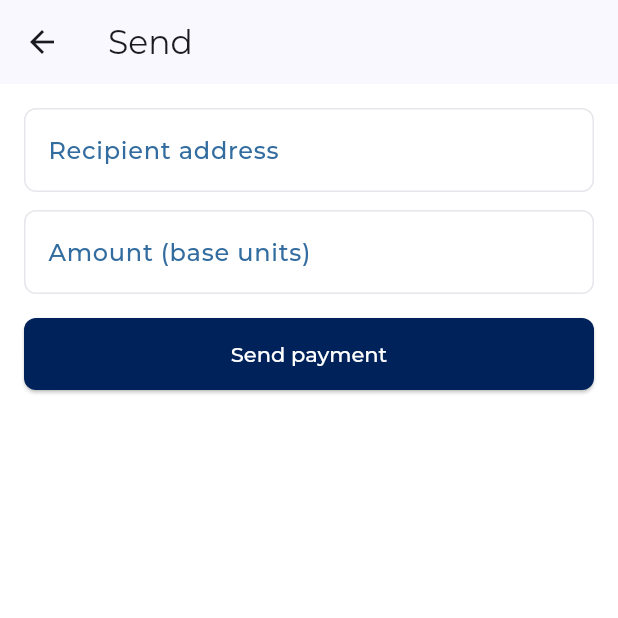
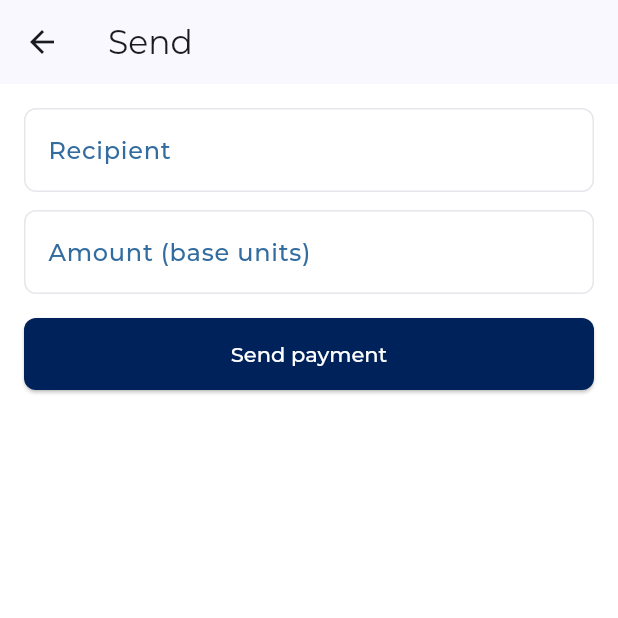
Before and after one commit to richardsric7/base-bc-projects, a Flutter app: the SendPage screen opened by its route, on a phone screen of 412 x 824 dp, the top half of it. Run offline on Flutter 3.47's test engine with Material 3 defaults, Android fonts, the phone set to English and light mode, and no system bars; our stand-ins replace flutter_secure_storage, shared_preferences; missing offline and left inert: dart:ffi; accounts and stored records are empty.

Commit message:
wallet-mobile: alias-aware Send + wallet-directory API client
Mirrors wallet-web's fix: wallet-backend's /v1/payments/build resolves
its recipient through address/username/email/wallet alias and returns
what it resolved to, but send_page.dart only asked for a raw address
and never surfaced that. Widens the Recipient field, shows a "Sending
to: X" confirmation, and passes the resolved address (not the typed
identifier) to submitPayment.

Also adds UserWallet/listMyWallets/updateWalletMetadata/resolveRecipient
to users_api.dart, mirroring wallet-web's client additions - not paired
with a management screen yet since mobile's own port is still
intentionally partial (no swap/shared-access/tokenize screens either).

```diff
--- a/wallet-mobile/app/lib/pages/send/send_page.dart
+++ b/wallet-mobile/app/lib/pages/send/send_page.dart
@@ -24,6 +24,10 @@ class _SendPageState extends State<SendPage> {
   _Status _status = _Status.idle;
   String _error = '';
   String _txHash = '';
+  // What `_destination` actually resolved to (it may be an address,
+  // username, email, or wallet alias) - shown once /build responds so
+  // the sender can confirm who they're paying before signing.
+  String _resolvedAddress = '';
 
   bool get _busy => _status != _Status.idle && _status != _Status.done;
 
@@ -39,17 +43,23 @@ class _SendPageState extends State<SendPage> {
     setState(() {
       _error = '';
       _txHash = '';
+      _resolvedAddress = '';
     });
     try {
       setState(() => _status = _Status.building);
       // Proposes the transfer as a real Safe transaction and returns the
       // digest to approve it. Wrapped so an undeployed Safe (no
       // shared-access group yet) is deployed on the spot and the build
-      // is retried.
+      // is retried. _destination may be an address, username, email, or
+      // wallet alias - the backend resolves it and returns what it
+      // resolved to as resolvedAddress.
       final proposal = await services.users.withWalletDeployRetry(
         signerAddress,
         () => services.payments.buildPayment(primaryAddress, _destination, _amount),
       );
+      if (proposal.resolvedAddress != null) {
+        setState(() => _resolvedAddress = proposal.resolvedAddress!);
+      }
 
       setState(() => _status = _Status.signing);
       // personal_sign over the digest's raw bytes with the signer's own
@@ -64,7 +74,11 @@ class _SendPageState extends State<SendPage> {
         idempotencyKey,
         proposal.actionId,
         signature,
-        _destination,
+        // The actual address, not whatever _destination was typed as
+        // (username/email/alias/address) - the history record's
+        // toAddress is a display field, and the real address is what a
+        // receipt should show.
+        proposal.resolvedAddress ?? _destination,
         _amount,
       );
 
@@ -102,7 +116,17 @@ class _SendPageState extends State<SendPage> {
         child: Column(
           crossAxisAlignment: CrossAxisAlignment.stretch,
           children: [
-            AppTextInput(label: 'Recipient address', value: _destination, onChanged: (v) => _destination = v),
+            AppTextInput(
+              label: 'Recipient',
+              value: _destination,
+              hint: 'Address, username, email, or wallet alias',
+              onChanged: (v) => _destination = v,
+            ),
+            if (_resolvedAddress.isNotEmpty)
+              Padding(
+                padding: const EdgeInsets.only(top: 4, bottom: 4),
+                child: Text('Sending to: $_resolvedAddress', style: const TextStyle(color: Colors.grey, fontSize: 12)),
+              ),
             const SizedBox(height: 12),
             AppTextInput(
               label: 'Amount (base units)',
--- a/wallet-mobile/app/lib/widgets/app_text_input.dart
+++ b/wallet-mobile/app/lib/widgets/app_text_input.dart
@@ -9,6 +9,7 @@ class AppTextInput extends StatefulWidget {
     required this.onChanged,
     this.obscureText = false,
     this.keyboardType,
+    this.hint,
   });
 
   final String label;
@@ -16,6 +17,7 @@ class AppTextInput extends StatefulWidget {
   final ValueChanged<String> onChanged;
   final bool obscureText;
   final TextInputType? keyboardType;
+  final String? hint;
 
   @override
   State<AppTextInput> createState() => _AppTextInputState();
@@ -35,6 +37,7 @@ class _AppTextInputState extends State<AppTextInput> {
       onChanged: widget.onChanged,
       decoration: InputDecoration(
         labelText: widget.label,
+        hintText: widget.hint,
         suffixIcon: isPassword
             ? TextButton(
                 onPressed: () => setState(() => _showPlainText = !_showPlainText),
```
Also changed, not shown: wallet-mobile/app/lib/api/payments_api.dart (+13 -3 lines), wallet-mobile/app/lib/api/users_api.dart (+106 -0 lines), 3 other files.
